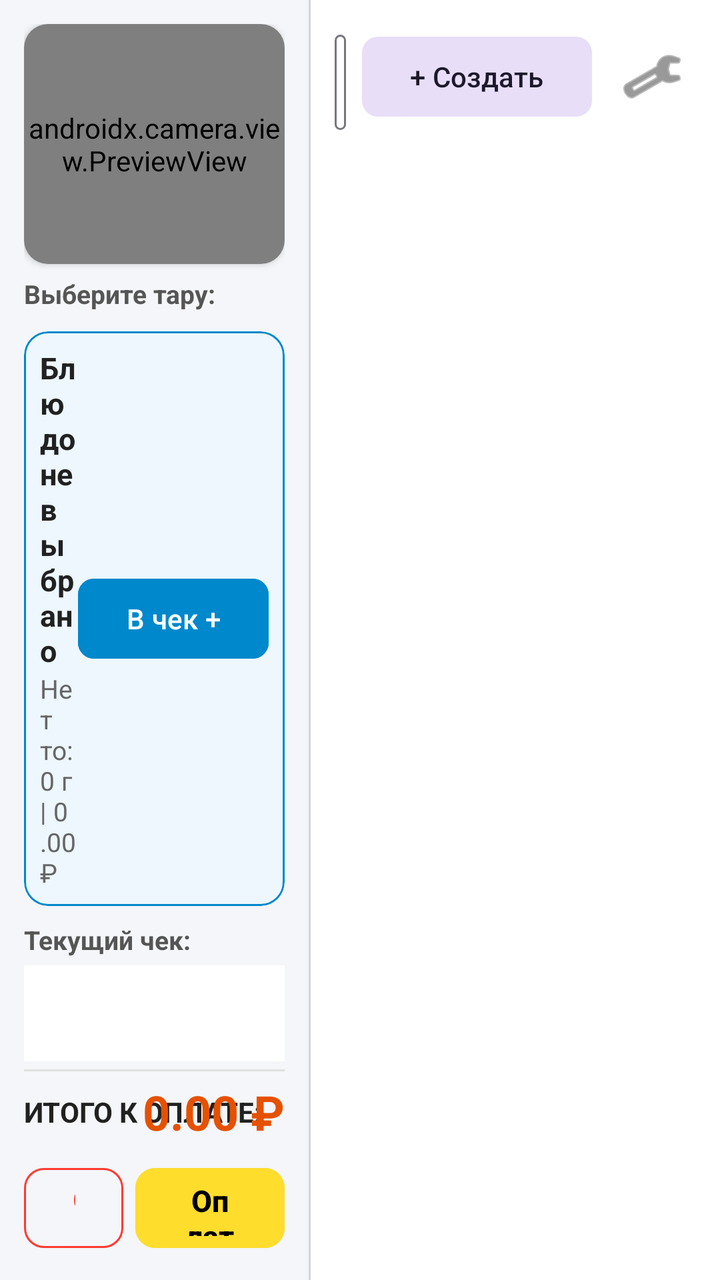
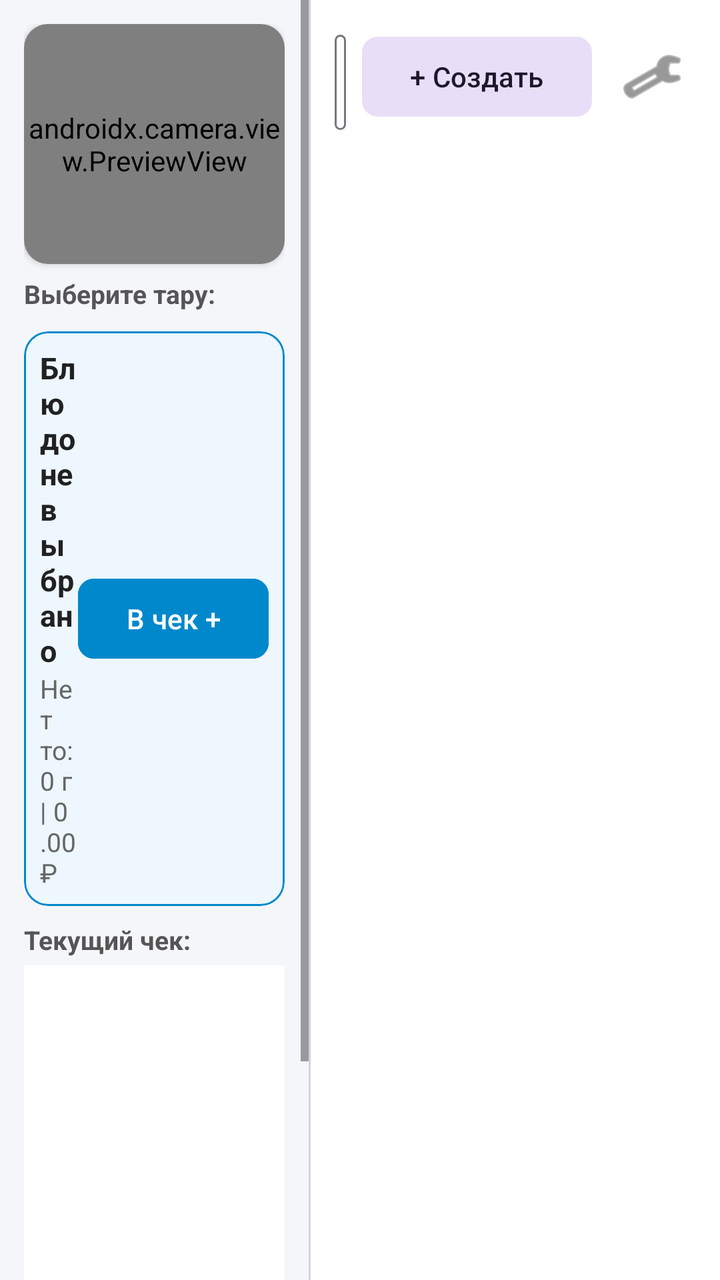

Screens rendered from an Android XML layout before and after an edit, with the pre-edit source and the edit as a unified diff.
<!-- AndroidManifest.xml: application theme Theme.UNIVER -->
<!-- res/layout/activity_main.xml -->
<?xml version="1.0" encoding="utf-8"?>
<LinearLayout xmlns:android="http://schemas.android.com/apk/res/android"
    xmlns:app="http://schemas.android.com/apk/res-auto"
    xmlns:tools="http://schemas.android.com/tools"
    android:layout_width="match_parent"
    android:layout_height="match_parent"
    android:orientation="horizontal"
    android:background="#F4F6F9"
    android:baselineAligned="false">

    
    <LinearLayout
        android:layout_width="0dp"
        android:layout_height="match_parent"
        android:layout_weight="4.3"
        android:orientation="vertical"
        android:padding="12dp">

        
        <com.google.android.material.card.MaterialCardView
            android:layout_width="match_parent"
            android:layout_height="120dp"
            app:cardCornerRadius="12dp"
            app:cardElevation="2dp"
            app:strokeWidth="0dp">
            <FrameLayout
                android:layout_width="match_parent"
                android:layout_height="match_parent">
                <androidx.camera.view.PreviewView
                    android:id="@+id/previewView"
                    android:layout_width="match_parent"
                    android:layout_height="match_parent" />
            </FrameLayout>
        </com.google.android.material.card.MaterialCardView>

        
        <TextView
            android:layout_width="wrap_content"
            android:layout_height="wrap_content"
            android:text="Выберите тару:"
            android:textSize="13sp"
            android:textStyle="bold"
            android:textColor="#555555"
            android:layout_marginTop="6dp"
            android:layout_marginBottom="4dp"/>

        <androidx.recyclerview.widget.RecyclerView
            android:id="@+id/rvPlates"
            android:layout_width="match_parent"
            android:layout_height="wrap_content"
            android:orientation="horizontal"
            app:layoutManager="androidx.recyclerview.widget.LinearLayoutManager"
            tools:listitem="@layout/item_plate_card"/>

        
        <com.google.android.material.card.MaterialCardView
            android:layout_width="match_parent"
            android:layout_height="wrap_content"
            android:layout_marginTop="6dp"
            app:cardCornerRadius="12dp"
            app:cardBackgroundColor="#EDF7FD"
            app:strokeColor="#0088CC"
            app:strokeWidth="1dp">
            <LinearLayout
                android:layout_width="match_parent"
                android:layout_height="wrap_content"
                android:orientation="horizontal"
                android:padding="8dp"
                android:gravity="center_vertical">
                <LinearLayout
                    android:layout_width="0dp"
                    android:layout_height="wrap_content"
                    android:layout_weight="1"
                    android:orientation="vertical">
                    <TextView
                        android:id="@+id/tvLiveDishName"
                        android:layout_width="wrap_content"
                        android:layout_height="wrap_content"
                        android:text="Блюдо не выбрано"
                        android:textStyle="bold"
                        android:textColor="#212121"
                        android:textSize="15sp"/>
                    <TextView
                        android:id="@+id/tvLiveWeight"
                        android:layout_width="wrap_content"
                        android:layout_height="wrap_content"
                        android:text="Нетто: 0 г | 0.00 ₽"
                        android:textColor="#666666"
                        android:textSize="13sp"/>
                </LinearLayout>
                <com.google.android.material.button.MaterialButton
                    android:id="@+id/btnAddToOrder"
                    android:layout_width="wrap_content"
                    android:layout_height="wrap_content"
                    android:text="В чек +"
                    android:backgroundTint="#0088CC"
                    android:textColor="#FFFFFF"
                    app:cornerRadius="8dp"/>
            </LinearLayout>
        </com.google.android.material.card.MaterialCardView>

        
        <TextView
            android:layout_width="wrap_content"
            android:layout_height="wrap_content"
            android:text="Текущий чек:"
            android:textSize="13sp"
            android:textStyle="bold"
            android:textColor="#555555"
            android:layout_marginTop="8dp"
            android:layout_marginBottom="4dp"/>

        <androidx.recyclerview.widget.RecyclerView
            android:id="@+id/rvOrderItems"
            android:layout_width="match_parent"
            android:layout_height="0dp"
            android:layout_weight="1"
            android:background="#FFFFFF" />

        <View
            android:layout_width="match_parent"
            android:layout_height="1dp"
            android:background="#E0E0E0"
            android:layout_marginTop="4dp"
            android:layout_marginBottom="4dp"/>

        <RelativeLayout
            android:layout_width="match_parent"
            android:layout_height="wrap_content"
            android:layout_marginBottom="8dp">
            <TextView
                android:layout_width="wrap_content"
                android:layout_height="wrap_content"
                android:layout_centerVertical="true"
                android:text="ИТОГО К ОПЛАТЕ:"
                android:textSize="14sp"
                android:textStyle="bold"
                android:textColor="#212121"/>
            <TextView
                android:id="@+id/tvTotalPrice"
                android:layout_width="wrap_content"
                android:layout_height="wrap_content"
                android:layout_alignParentEnd="true"
                android:text="0.00 ₽"
                android:textSize="24sp"
                android:textStyle="bold"
                android:textColor="#E65100" />
        </RelativeLayout>

        <LinearLayout
            android:layout_width="match_parent"
            android:layout_height="48dp"
            android:orientation="horizontal">
            <com.google.android.material.button.MaterialButton
                android:id="@+id/btnReset"
                style="@style/Widget.Material3.Button.OutlinedButton"
                android:layout_width="0dp"
                android:layout_height="match_parent"
                android:layout_weight="1"
                android:layout_marginEnd="6dp"
                android:text="Отменить чек"
                android:textColor="#FF3B30"
                app:strokeColor="#FF3B30"
                app:cornerRadius="10dp" />
            <com.google.android.material.button.MaterialButton
                android:id="@+id/btnPay"
                android:layout_width="0dp"
                android:layout_height="match_parent"
                android:layout_weight="1.5"
                android:text="Оплатить aQsi"
                android:textSize="15sp"
                android:textStyle="bold"
                android:backgroundTint="#FFDD2D"
                android:textColor="#000000"
                app:cornerRadius="10dp" />
        </LinearLayout>
    </LinearLayout>

    <View
        android:layout_width="1dp"
        android:layout_height="match_parent"
        android:background="#D1D5DB"/>

    
    <LinearLayout
        android:layout_width="0dp"
        android:layout_height="match_parent"
        android:layout_weight="5.7"
        android:orientation="vertical"
        android:padding="12dp"
        android:background="#FFFFFF">

        
        <RelativeLayout
            android:layout_width="match_parent"
            android:layout_height="wrap_content"
            android:layout_marginBottom="8dp">
            <com.google.android.material.textfield.TextInputLayout
                android:layout_width="match_parent"
                android:layout_height="wrap_content"
                android:layout_toStartOf="@+id/btnAddNewDish"
                android:layout_marginEnd="8dp"
                style="@style/Widget.Material3.TextInputLayout.OutlinedBox.Dense">
                <com.google.android.material.textfield.TextInputEditText
                    android:id="@+id/etSearchDish"
                    android:layout_width="match_parent"
                    android:layout_height="wrap_content"
                    android:hint="Быстрый поиск..."
                    android:inputType="text"/>
            </com.google.android.material.textfield.TextInputLayout>
            <com.google.android.material.button.MaterialButton
                android:id="@+id/btnAddNewDish"
                style="@style/Widget.Material3.Button.TonalButton"
                android:layout_width="wrap_content"
                android:layout_height="wrap_content"
                android:layout_toStartOf="@+id/btnSettings"
                android:layout_marginEnd="8dp"
                android:layout_centerVertical="true"
                android:text="+ Создать"
                app:cornerRadius="8dp"/>
            <ImageButton
                android:id="@+id/btnSettings"
                android:layout_width="44dp"
                android:layout_height="44dp"
                android:layout_alignParentEnd="true"
                android:layout_centerVertical="true"
                android:background="?attr/selectableItemBackgroundBorderless"
                android:contentDescription="Настройки"
                android:src="@android:drawable/ic_menu_preferences"
                app:tint="#555555" />
        </RelativeLayout>

        
        <com.google.android.material.chip.ChipGroup
            android:id="@+id/chipGroupCategories"
            android:layout_width="wrap_content"
            android:layout_height="wrap_content"
            app:singleLine="true"
            app:singleSelection="true"
            app:selectionRequired="true"/>

        
        <androidx.recyclerview.widget.RecyclerView
            android:id="@+id/rvMenuGrid"
            android:layout_width="match_parent"
            android:layout_height="0dp"
            android:layout_weight="1"
            android:scrollbars="vertical" />

    </LinearLayout>
</LinearLayout>
<!-- res/layout/item_plate_card.xml (included above) -->
<?xml version="1.0" encoding="utf-8"?>

<com.google.android.material.card.MaterialCardView
    xmlns:android="http://schemas.android.com/apk/res/android"
    xmlns:app="http://schemas.android.com/apk/res-auto"
    android:id="@+id/cardPlate"
    android:layout_width="100dp"
    android:layout_height="90dp"
    android:layout_marginEnd="8dp"
    app:cardCornerRadius="16dp"
    app:cardElevation="2dp"
    app:strokeWidth="1dp"
    app:strokeColor="#E0E0E0">

    <LinearLayout
        android:layout_width="match_parent"
        android:layout_height="match_parent"
        android:gravity="center"
        android:orientation="vertical"
        android:padding="8dp">

        <ImageView
            android:id="@+id/imgPlate"
            android:layout_width="36dp"
            android:layout_height="36dp"
            android:src="@android:drawable/ic_menu_crop" />

        <TextView
            android:id="@+id/tvPlateName"
            android:layout_width="wrap_content"
            android:layout_height="wrap_content"
            android:layout_marginTop="4dp"
            android:text="Суповая"
            android:textColor="#333333"
            android:textSize="12sp"
            android:textStyle="bold" />

        <TextView
            android:id="@+id/tvPlateWeight"
            android:layout_width="wrap_content"
            android:layout_height="wrap_content"
            android:text="220 г"
            android:textColor="#888888"
            android:textSize="11sp" />
    </LinearLayout>
</com.google.android.material.card.MaterialCardView>
<!-- resources referenced by this layout -->
<resources>
  <style name="Theme.UNIVER" parent="Base.Theme.UNIVER" />
  <style name="Base.Theme.UNIVER" parent="Theme.Material3.DayNight.NoActionBar">
          
          
      </style>
</resources>

<!-- the commit's change to res/layout/activity_main.xml (unified diff, before → after) -->
@@ -9,172 +9,178 @@
     android:baselineAligned="false">
 
     
-    <LinearLayout
+    <ScrollView
         android:layout_width="0dp"
         android:layout_height="match_parent"
         android:layout_weight="4.3"
-        android:orientation="vertical"
-        android:padding="12dp">
-
-        
-        <com.google.android.material.card.MaterialCardView
+        android:fillViewport="true"
+        android:scrollbars="vertical">
+
+        <LinearLayout
             android:layout_width="match_parent"
-            android:layout_height="120dp"
-            app:cardCornerRadius="12dp"
-            app:cardElevation="2dp"
-            app:strokeWidth="0dp">
-            <FrameLayout
-                android:layout_width="match_parent"
-                android:layout_height="match_parent">
-                <androidx.camera.view.PreviewView
-                    android:id="@+id/previewView"
+            android:layout_height="wrap_content"
+            android:orientation="vertical"
+            android:padding="12dp">
+
+            
+            <com.google.android.material.card.MaterialCardView
+                android:layout_width="match_parent"
+                android:layout_height="120dp"
+                app:cardCornerRadius="12dp"
+                app:cardElevation="2dp"
+                app:strokeWidth="0dp">
+                <FrameLayout
                     android:layout_width="match_parent"
-                    android:layout_height="match_parent" />
-            </FrameLayout>
-        </com.google.android.material.card.MaterialCardView>
-
-        
-        <TextView
-            android:layout_width="wrap_content"
-            android:layout_height="wrap_content"
-            android:text="Выберите тару:"
-            android:textSize="13sp"
-            android:textStyle="bold"
-            android:textColor="#555555"
-            android:layout_marginTop="6dp"
-            android:layout_marginBottom="4dp"/>
-
-        <androidx.recyclerview.widget.RecyclerView
-            android:id="@+id/rvPlates"
-            android:layout_width="match_parent"
-            android:layout_height="wrap_content"
-            android:orientation="horizontal"
-            app:layoutManager="androidx.recyclerview.widget.LinearLayoutManager"
-            tools:listitem="@layout/item_plate_card"/>
-
-        
-        <com.google.android.material.card.MaterialCardView
-            android:layout_width="match_parent"
-            android:layout_height="wrap_content"
-            android:layout_marginTop="6dp"
-            app:cardCornerRadius="12dp"
-            app:cardBackgroundColor="#EDF7FD"
-            app:strokeColor="#0088CC"
-            app:strokeWidth="1dp">
-            <LinearLayout
+                    android:layout_height="match_parent">
+                    <androidx.camera.view.PreviewView
+                        android:id="@+id/previewView"
+                        android:layout_width="match_parent"
+                        android:layout_height="match_parent" />
+                </FrameLayout>
+            </com.google.android.material.card.MaterialCardView>
+
+            
+            <TextView
+                android:layout_width="wrap_content"
+                android:layout_height="wrap_content"
+                android:text="Выберите тару:"
+                android:textSize="13sp"
+                android:textStyle="bold"
+                android:textColor="#555555"
+                android:layout_marginTop="6dp"
+                android:layout_marginBottom="4dp"/>
+
+            <androidx.recyclerview.widget.RecyclerView
+                android:id="@+id/rvPlates"
                 android:layout_width="match_parent"
                 android:layout_height="wrap_content"
                 android:orientation="horizontal"
-                android:padding="8dp"
-                android:gravity="center_vertical">
+                app:layoutManager="androidx.recyclerview.widget.LinearLayoutManager"
+                tools:listitem="@layout/item_plate_card"/>
+
+            
+            <com.google.android.material.card.MaterialCardView
+                android:layout_width="match_parent"
+                android:layout_height="wrap_content"
+                android:layout_marginTop="6dp"
+                app:cardCornerRadius="12dp"
+                app:cardBackgroundColor="#EDF7FD"
+                app:strokeColor="#0088CC"
+                app:strokeWidth="1dp">
                 <LinearLayout
-                    android:layout_width="0dp"
+                    android:layout_width="match_parent"
                     android:layout_height="wrap_content"
-                    android:layout_weight="1"
-                    android:orientation="vertical">
-                    <TextView
-                        android:id="@+id/tvLiveDishName"
+                    android:orientation="horizontal"
+                    android:padding="8dp"
+                    android:gravity="center_vertical">
+                    <LinearLayout
+                        android:layout_width="0dp"
+                        android:layout_height="wrap_content"
+                        android:layout_weight="1"
+                        android:orientation="vertical">
+                        <TextView
+                            android:id="@+id/tvLiveDishName"
+                            android:layout_width="wrap_content"
+                            android:layout_height="wrap_content"
+                            android:text="Блюдо не выбрано"
+                            android:textStyle="bold"
+                            android:textColor="#212121"
+                            android:textSize="15sp"/>
+                        <TextView
+                            android:id="@+id/tvLiveWeight"
+                            android:layout_width="wrap_content"
+                            android:layout_height="wrap_content"
+                            android:text="Нетто: 0 г | 0.00 ₽"
+                            android:textColor="#666666"
+                            android:textSize="13sp"/>
+                    </LinearLayout>
+                    <com.google.android.material.button.MaterialButton
+                        android:id="@+id/btnAddToOrder"
                         android:layout_width="wrap_content"
                         android:layout_height="wrap_content"
-                        android:text="Блюдо не выбрано"
-                        android:textStyle="bold"
-                        android:textColor="#212121"
-                        android:textSize="15sp"/>
-                    <TextView
-                        android:id="@+id/tvLiveWeight"
-                        android:layout_width="wrap_content"
-                        android:layout_height="wrap_content"
-                        android:text="Нетто: 0 г | 0.00 ₽"
-                        android:textColor="#666666"
-                        android:textSize="13sp"/>
+                        android:text="В чек +"
+                        android:backgroundTint="#0088CC"
+                        android:textColor="#FFFFFF"
+                        app:cornerRadius="8dp"/>
                 </LinearLayout>
-                <com.google.android.material.button.MaterialButton
-                    android:id="@+id/btnAddToOrder"
+            </com.google.android.material.card.MaterialCardView>
+
+            
+            <TextView
+                android:layout_width="wrap_content"
+                android:layout_height="wrap_content"
+                android:text="Текущий чек:"
+                android:textSize="13sp"
+                android:textStyle="bold"
+                android:textColor="#555555"
+                android:layout_marginTop="8dp"
+                android:layout_marginBottom="4dp"/>
+
+            <androidx.recyclerview.widget.RecyclerView
+                android:id="@+id/rvOrderItems"
+                android:layout_width="match_parent"
+                android:layout_height="180dp"
+                android:background="#FFFFFF" />
+
+            <View
+                android:layout_width="match_parent"
+                android:layout_height="1dp"
+                android:background="#E0E0E0"
+                android:layout_marginTop="4dp"
+                android:layout_marginBottom="4dp"/>
+
+            <RelativeLayout
+                android:layout_width="match_parent"
+                android:layout_height="wrap_content"
+                android:layout_marginBottom="8dp">
+                <TextView
                     android:layout_width="wrap_content"
                     android:layout_height="wrap_content"
-                    android:text="В чек +"
-                    android:backgroundTint="#0088CC"
-                    android:textColor="#FFFFFF"
-                    app:cornerRadius="8dp"/>
+                    android:layout_centerVertical="true"
+                    android:text="ИТОГО К ОПЛАТЕ:"
+                    android:textSize="14sp"
+                    android:textStyle="bold"
+                    android:textColor="#212121"/>
+                <TextView
+                    android:id="@+id/tvTotalPrice"
+                    android:layout_width="wrap_content"
+                    android:layout_height="wrap_content"
+                    android:layout_alignParentEnd="true"
+                    android:text="0.00 ₽"
+                    android:textSize="24sp"
+                    android:textStyle="bold"
+                    android:textColor="#E65100" />
+            </RelativeLayout>
+
+            <LinearLayout
+                android:layout_width="match_parent"
+                android:layout_height="48dp"
+                android:orientation="horizontal">
+                <com.google.android.material.button.MaterialButton
+                    android:id="@+id/btnReset"
+                    style="@style/Widget.Material3.Button.OutlinedButton"
+                    android:layout_width="0dp"
+                    android:layout_height="match_parent"
+                    android:layout_weight="1"
+                    android:layout_marginEnd="6dp"
+                    android:text="Отменить чек"
+                    android:textColor="#FF3B30"
+                    app:strokeColor="#FF3B30"
+                    app:cornerRadius="10dp" />
+                <com.google.android.material.button.MaterialButton
+                    android:id="@+id/btnPay"
+                    android:layout_width="0dp"
+                    android:layout_height="match_parent"
+                    android:layout_weight="1.5"
+                    android:text="Оплатить aQsi"
+                    android:textSize="15sp"
+                    android:textStyle="bold"
+                    android:backgroundTint="#FFDD2D"
+                    android:textColor="#000000"
+                    app:cornerRadius="10dp" />
             </LinearLayout>
-        </com.google.android.material.card.MaterialCardView>
-
-        
-        <TextView
-            android:layout_width="wrap_content"
-            android:layout_height="wrap_content"
-            android:text="Текущий чек:"
-            android:textSize="13sp"
-            android:textStyle="bold"
-            android:textColor="#555555"
-            android:layout_marginTop="8dp"
-            android:layout_marginBottom="4dp"/>
-
-        <androidx.recyclerview.widget.RecyclerView
-            android:id="@+id/rvOrderItems"
-            android:layout_width="match_parent"
-            android:layout_height="0dp"
-            android:layout_weight="1"
-            android:background="#FFFFFF" />
-
-        <View
-            android:layout_width="match_parent"
-            android:layout_height="1dp"
-            android:background="#E0E0E0"
-            android:layout_marginTop="4dp"
-            android:layout_marginBottom="4dp"/>
-
-        <RelativeLayout
-            android:layout_width="match_parent"
-            android:layout_height="wrap_content"
-            android:layout_marginBottom="8dp">
-            <TextView
-                android:layout_width="wrap_content"
-                android:layout_height="wrap_content"
-                android:layout_centerVertical="true"
-                android:text="ИТОГО К ОПЛАТЕ:"
-                android:textSize="14sp"
-                android:textStyle="bold"
-                android:textColor="#212121"/>
-            <TextView
-                android:id="@+id/tvTotalPrice"
-                android:layout_width="wrap_content"
-                android:layout_height="wrap_content"
-                android:layout_alignParentEnd="true"
-                android:text="0.00 ₽"
-                android:textSize="24sp"
-                android:textStyle="bold"
-                android:textColor="#E65100" />
-        </RelativeLayout>
-
-        <LinearLayout
-            android:layout_width="match_parent"
-            android:layout_height="48dp"
-            android:orientation="horizontal">
-            <com.google.android.material.button.MaterialButton
-                android:id="@+id/btnReset"
-                style="@style/Widget.Material3.Button.OutlinedButton"
-                android:layout_width="0dp"
-                android:layout_height="match_parent"
-                android:layout_weight="1"
-                android:layout_marginEnd="6dp"
-                android:text="Отменить чек"
-                android:textColor="#FF3B30"
-                app:strokeColor="#FF3B30"
-                app:cornerRadius="10dp" />
-            <com.google.android.material.button.MaterialButton
-                android:id="@+id/btnPay"
-                android:layout_width="0dp"
-                android:layout_height="match_parent"
-                android:layout_weight="1.5"
-                android:text="Оплатить aQsi"
-                android:textSize="15sp"
-                android:textStyle="bold"
-                android:backgroundTint="#FFDD2D"
-                android:textColor="#000000"
-                app:cornerRadius="10dp" />
         </LinearLayout>
-    </LinearLayout>
+    </ScrollView>
 
     <View
         android:layout_width="1dp"
